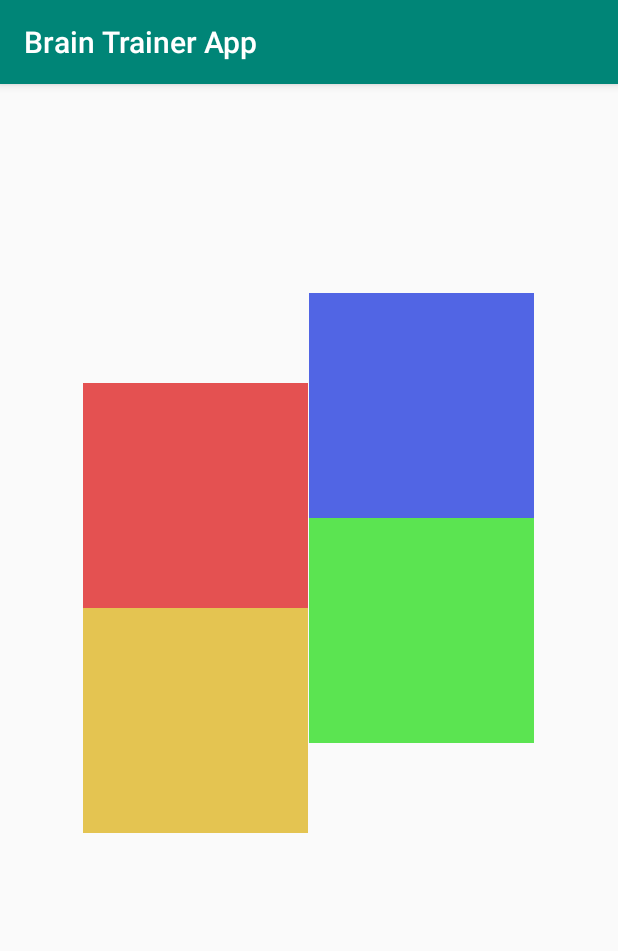
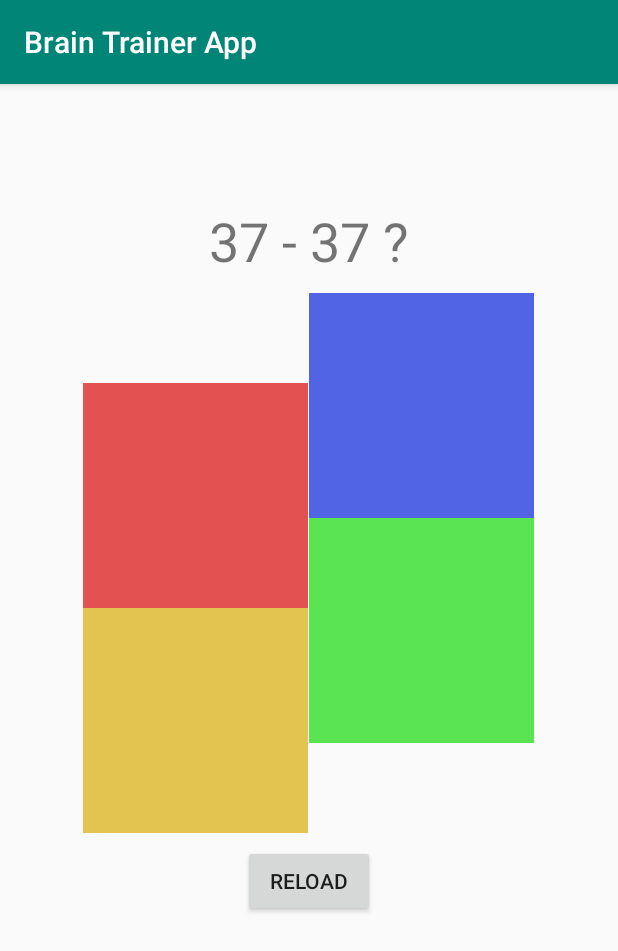
Before and after one commit to robbbowes/BrainTrainerApp, an Android app: the screen it shows after launch (MainActivity), on a phone screen of 412 x 824 dp. Shown: the top 951 px of the screen. Run offline under Robolectric (Android 15) with nearby library versions, the phone set to English and light mode, and no system bars.

Commit message:
Create AnswerObjectClass, add Reload button to test, generate random answer method

```diff
--- /dev/null
+++ b/app/src/main/java/com/example/braintrainerapp/AnswerObjectClass.java
@@ -0,0 +1,20 @@
+package com.example.braintrainerapp;
+
+public class AnswerObjectClass {
+
+    private int answerInt;
+    private String answerString;
+
+    public AnswerObjectClass(int answerInt, String answerString) {
+        this.answerInt = answerInt;
+        this.answerString = answerString;
+    }
+
+    public int getAnswerInt() {
+        return answerInt;
+    }
+
+    public String getAnswerString() {
+        return answerString;
+    }
+}
--- a/app/src/main/java/com/example/braintrainerapp/MainActivity.java
+++ b/app/src/main/java/com/example/braintrainerapp/MainActivity.java
@@ -2,13 +2,80 @@ package com.example.braintrainerapp;
 
 import android.support.v7.app.AppCompatActivity;
 import android.os.Bundle;
+import android.view.View;
+import android.widget.TextView;
+
+import java.util.ArrayList;
+import java.util.List;
+import java.util.Random;
+
+import static java.util.Arrays.asList;
 
 public class MainActivity extends AppCompatActivity {
+
+
 
     @Override
     protected void onCreate(Bundle savedInstanceState) {
         super.onCreate(savedInstanceState);
         setContentView(R.layout.activity_main);
 
+        int number1 = generateRandomNumber(50) + 1;
+        int number2 = generateRandomNumber(50) + 1;
+        int operator = generateRandomNumber(2);
+
+        AnswerObjectClass answerObject = generateRandomAnswer(number1, number2, operator);
+
+        TextView questionTextView = findViewById(R.id.question);
+        questionTextView.setText(answerObject.getAnswerString());
     }
+
+    //returns random number from 0 to max
+    private int generateRandomNumber(int max) {
+        Random rand = new Random();
+        return rand.nextInt(max);
+    }
+
+    protected AnswerObjectClass generateRandomAnswer(int number1, int number2, int operator) {
+        int answerInt;
+        String answerString;
+        if (operator == 0) {
+            answerInt = number1 + number2;
+            answerString = number1 + " + " + number2 + " ?";
+        } else {
+            answerInt = number1 - number2;
+            answerString = number1 + " - " + number2 + " ?";
+        }
+        return new AnswerObjectClass(answerInt, answerString);
+    }
+
+    public void reload(View view) {
+        int number1 = generateRandomNumber(50) + 1;
+        int number2 = generateRandomNumber(50) + 1;
+        int operator = generateRandomNumber(2);
+
+        AnswerObjectClass answerObject = generateRandomAnswer(number1, number2, operator);
+
+        TextView questionTextView = findViewById(R.id.question);
+        questionTextView.setText(answerObject.getAnswerString());
+    }
+
+    public void createAndDisplayQuestion() {
+        int number1 = generateRandomNumber(50) + 1;
+        int number2 = generateRandomNumber(50) + 1;
+        int operator = generateRandomNumber(2);
+
+        AnswerObjectClass answerObject = generateRandomAnswer(number1, number2, operator);
+
+        TextView questionTextView = findViewById(R.id.question);
+        questionTextView.setText(answerObject.getAnswerString());
+
+        List<TextView> answerTextViews = new ArrayList<>(asList(
+                (TextView) findViewById(R.id.answer1),
+                (TextView) findViewById(R.id.answer2),
+                (TextView) findViewById(R.id.answer3),
+                (TextView) findViewById(R.id.answer4)
+        ));
+    }
+
 }
--- a/app/src/main/res/layout/activity_main.xml
+++ b/app/src/main/res/layout/activity_main.xml
@@ -76,8 +76,23 @@
         android:layout_marginTop="80dp"
         android:layout_marginEnd="8dp"
         android:layout_marginBottom="69dp"
+        android:textAlignment="center"
+        android:textSize="36sp"
         app:layout_constraintBottom_toTopOf="@+id/answer1"
         app:layout_constraintEnd_toStartOf="@+id/score"
         app:layout_constraintStart_toEndOf="@+id/timeRemaining"
         app:layout_constraintTop_toTopOf="parent" />
+
+    <Button
+        android:id="@+id/button"
+        android:layout_width="wrap_content"
+        android:layout_height="wrap_content"
+        android:layout_marginStart="8dp"
+        android:layout_marginTop="8dp"
+        android:layout_marginEnd="8dp"
+        android:onClick="reload"
+        android:text="Reload"
+        app:layout_constraintEnd_toEndOf="parent"
+        app:layout_constraintStart_toStartOf="parent"
+        app:layout_constraintTop_toBottomOf="@+id/answer3" />
 </android.support.constraint.ConstraintLayout>
```
